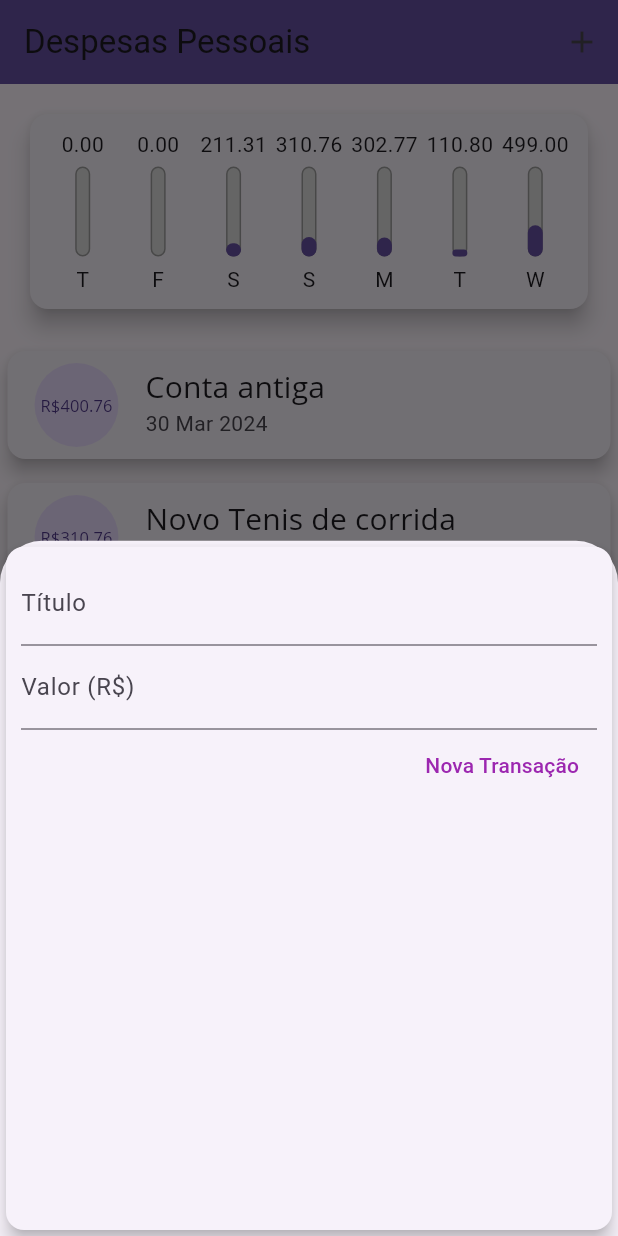
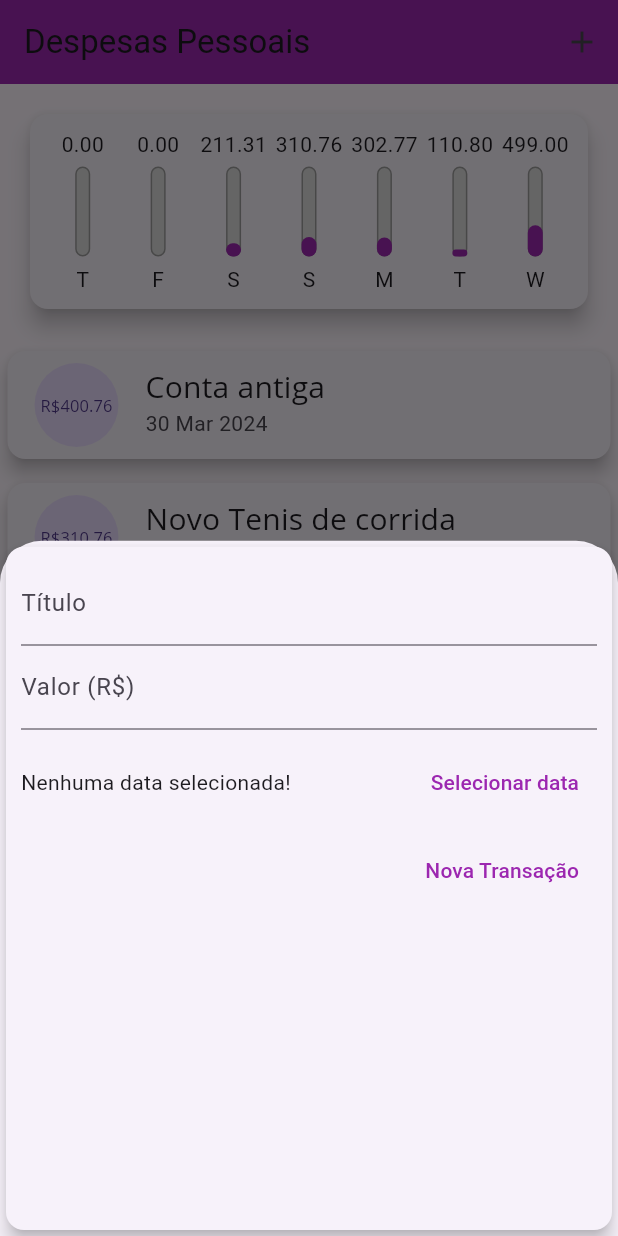
Before and after one commit to Junior580/personalExpensesApp, a Flutter app: the screen it shows after launch, after a tap on the "add" icon, on a phone screen of 412 x 824 dp. Run offline on Flutter 3.47's test engine with Material 3 defaults, Android fonts, the phone set to English and light mode, and no system bars.

Commit message:
feat: char component date picker

```diff
--- a/lib/components/transaction_form.dart
+++ b/lib/components/transaction_form.dart
@@ -1,4 +1,5 @@
 import 'package:flutter/material.dart';
+import 'package:intl/intl.dart';
 
 class TransactionForm extends StatefulWidget {
   final void Function(String, double) onSubmit;
@@ -10,19 +11,37 @@ class TransactionForm extends StatefulWidget {
 }
 
 class _TransactionFormState extends State<TransactionForm> {
-  final titleController = TextEditingController();
-
-  final valueController = TextEditingController();
+  final _titleController = TextEditingController();
+  final _valueController = TextEditingController();
+  DateTime? _selectedDate;
 
   _submitForm() {
-    final title = titleController.text;
-    final value = double.tryParse(valueController.text) ?? 0;
+    final title = _titleController.text;
+    final value = double.tryParse(_valueController.text) ?? 0;
 
     if (title.isEmpty || value <= 0) {
       return;
     }
 
     widget.onSubmit(title, value);
+  }
+
+  _showDatePicker() {
+    showDatePicker(
+            context: context,
+            initialDate: DateTime.now(),
+            firstDate: DateTime(2023),
+            lastDate: DateTime.now())
+        .then(
+      (pickedDate) {
+        if (pickedDate == null) {
+          return;
+        }
+        setState(() {
+          _selectedDate = pickedDate;
+        });
+      },
+    );
   }
 
   @override
@@ -34,16 +53,34 @@ class _TransactionFormState extends State<TransactionForm> {
         child: Column(
           children: [
             TextField(
-              controller: titleController,
+              controller: _titleController,
               onChanged: (_) => _submitForm(),
               decoration: const InputDecoration(labelText: 'Título'),
             ),
             TextField(
-              controller: valueController,
+              controller: _valueController,
               onChanged: (_) => _submitForm(),
               keyboardType:
                   const TextInputType.numberWithOptions(decimal: true),
               decoration: const InputDecoration(labelText: 'Valor (R\$)'),
+            ),
+            SizedBox(
+              height: 70,
+              child: Row(
+                children: [
+                  Expanded(
+                    child: Text(_selectedDate == null
+                        ? 'Nenhuma data selecionada!'
+                        : 'Data Selecionada: ${DateFormat('d/M/y').format((_selectedDate as DateTime))}'),
+                  ),
+                  TextButton(
+                    onPressed: _showDatePicker,
+                    child: Text('Selecionar data',
+                        style:
+                            TextStyle(color: Theme.of(context).primaryColor)),
+                  ),
+                ],
+              ),
             ),
             Row(
               mainAxisAlignment: MainAxisAlignment.end,
--- a/lib/main.dart
+++ b/lib/main.dart
@@ -15,11 +15,13 @@ class ExpensesApp extends StatelessWidget {
   Widget build(BuildContext context) {
     return MaterialApp(
         theme: ThemeData(
-            primarySwatch: Colors.green,
+            primaryColor: Colors.purple,
             fontFamily: 'Quicksand',
             textTheme: ThemeData.light().textTheme.copyWith(
-                titleMedium:
-                    const TextStyle(fontFamily: 'OpenSans', fontSize: 20)),
+                    titleMedium: const TextStyle(
+                  fontFamily: 'OpenSans',
+                  fontSize: 20,
+                )),
             appBarTheme: const AppBarTheme()),
         home: const HomePage());
   }
```
